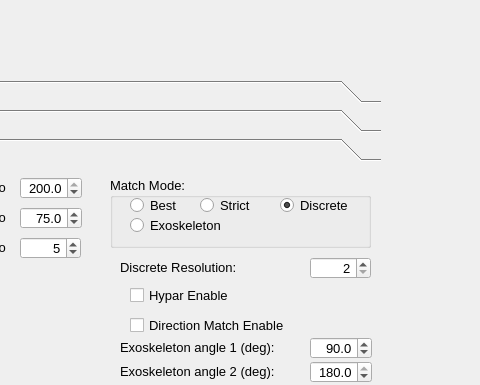
Above: gui/pref_window.ui from Sepkimmy-YPW/PyGamicV2 before the change; both pictures show x 320 to 800 and y 0 to 385 of the 800 by 600 pixel window. Below: the same form after it.
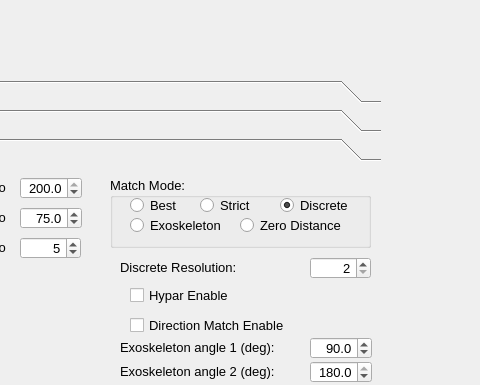
That is the form after the change. The open tabs and pages were chosen to show the change.

The edit to the form file:
```diff
--- a/gui/pref_window.ui
+++ b/gui/pref_window.ui
@@ -1311,6 +1311,22 @@
        <bool>false</bool>
       </property>
      </widget>
+     <widget class="QRadioButton" name="radioButton_zeromatch">
+      <property name="geometry">
+       <rect>
+        <x>130</x>
+        <y>40</y>
+        <width>131</width>
+        <height>16</height>
+       </rect>
+      </property>
+      <property name="text">
+       <string>Zero Distance</string>
+      </property>
+      <property name="checked">
+       <bool>false</bool>
+      </property>
+     </widget>
     </widget>
     <widget class="QLabel" name="label_discrete_resolution">
      <property name="geometry">
```
Left out of the diff: 10 changed lines with no effect on the pictures.
